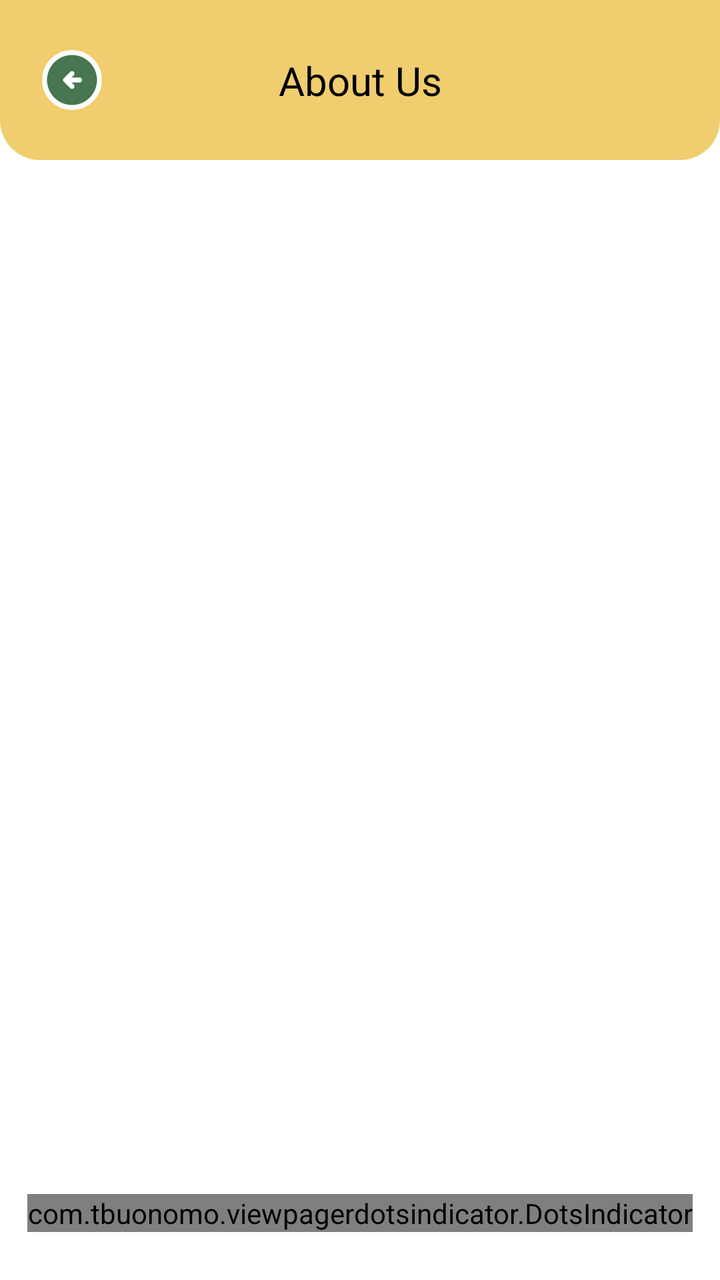
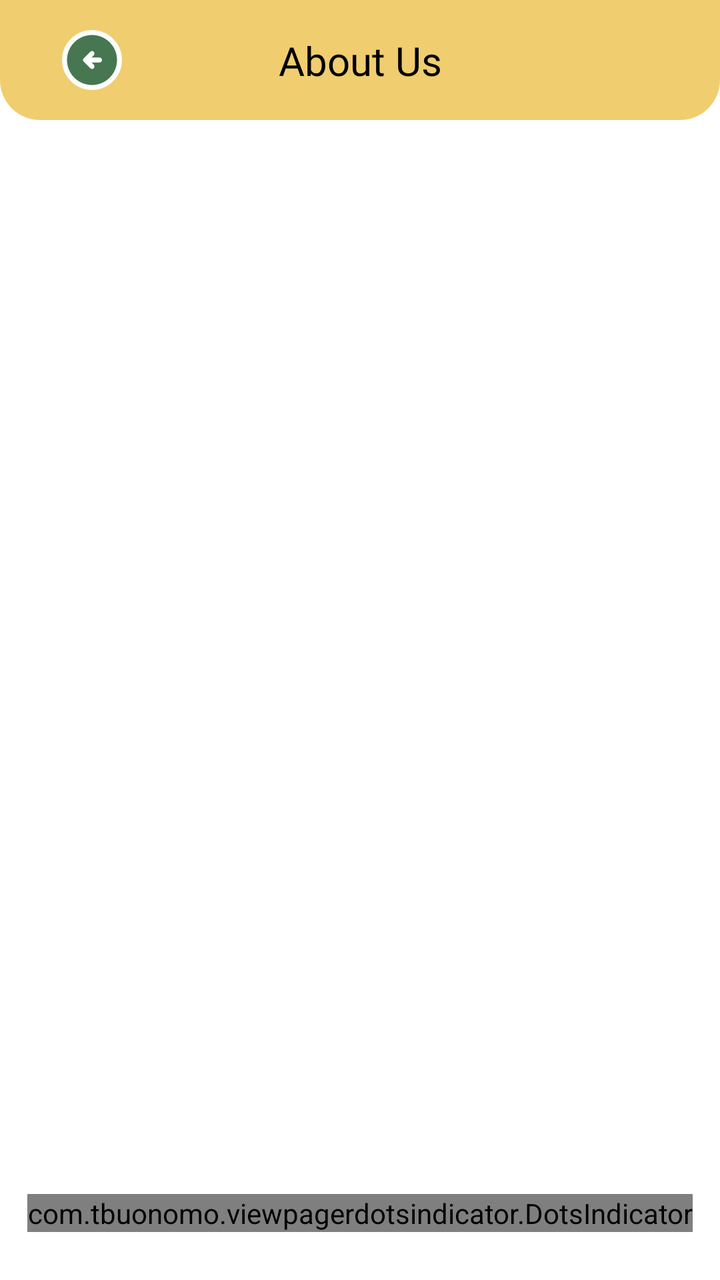

Screens rendered from an Android XML layout before and after an edit, with the pre-edit source and the edit as a unified diff.
<!-- AndroidManifest.xml: application theme Theme.SortItJSON -->
<!-- res/layout/fragment_about.xml -->
<?xml version="1.0" encoding="utf-8"?>
<androidx.constraintlayout.widget.ConstraintLayout xmlns:android="http://schemas.android.com/apk/res/android"
    xmlns:app="http://schemas.android.com/apk/res-auto"
    android:layout_width="match_parent"
    android:layout_height="match_parent"
    android:background="@android:color/white">

    
    <androidx.constraintlayout.widget.ConstraintLayout
        android:id="@+id/header"
        android:layout_width="match_parent"
        android:layout_height="80dp"
        android:background="@drawable/yellow_header_page"
        app:layout_constraintTop_toTopOf="parent">

        <ImageButton
            android:id="@+id/btnBack"
            android:layout_width="40dp"
            android:layout_height="40dp"
            android:layout_marginStart="16dp"
            android:background="@android:color/transparent"
            android:src="@drawable/button_green_backward"
            app:layout_constraintBottom_toBottomOf="parent"
            app:layout_constraintStart_toStartOf="parent"
            app:layout_constraintTop_toTopOf="parent" />

        <TextView
            android:layout_width="wrap_content"
            android:layout_height="wrap_content"
            android:fontFamily="@font/montserrat_bold"
            android:text="About Us"
            android:textColor="#000000"
            android:textSize="20sp"
            app:layout_constraintBottom_toBottomOf="parent"
            app:layout_constraintEnd_toEndOf="parent"
            app:layout_constraintStart_toStartOf="parent"
            app:layout_constraintTop_toTopOf="parent" />
    </androidx.constraintlayout.widget.ConstraintLayout>

    
    <androidx.viewpager2.widget.ViewPager2
        android:id="@+id/aboutViewPager"
        android:layout_width="match_parent"
        android:layout_height="0dp"
        app:layout_constraintBottom_toTopOf="@+id/dots_indicator"
        app:layout_constraintTop_toBottomOf="@id/header" />

    
    <com.tbuonomo.viewpagerdotsindicator.DotsIndicator
        android:id="@+id/dots_indicator"
        android:layout_width="wrap_content"
        android:layout_height="wrap_content"
        android:layout_marginBottom="24dp"
        app:dotsColor="#D9D9D9"
        app:dotsCornerRadius="8dp"
        app:dotsSize="10dp"
        app:dotsSpacing="4dp"
        app:dotsWidthFactor="2.5"
        app:layout_constraintBottom_toBottomOf="parent"
        app:layout_constraintEnd_toEndOf="parent"
        app:layout_constraintStart_toStartOf="parent"
        app:selectedDotColor="#467750" />

</androidx.constraintlayout.widget.ConstraintLayout>
<!-- resources referenced by this layout -->
<resources>
  <!-- drawable button_green_backward (drawable) -->
  <vector xmlns:android="http://schemas.android.com/apk/res/android"
      android:width="30dp"
      android:height="30dp"
      android:viewportWidth="24"
      android:viewportHeight="24">
    <path
        android:pathData="M24,12C24,18.627 18.627,24 12,24C5.373,24 0,18.627 0,12C0,5.373 5.373,0 12,0C18.627,0 24,5.373 24,12Z"
        android:fillColor="#ffffff"/>
    <path
        android:pathData="M11.8,13H15C15.283,13 15.521,12.904 15.712,12.712C15.904,12.521 16,12.283 16,12C16,11.717 15.904,11.479 15.712,11.288C15.521,11.096 15.283,11 15,11H11.8L12.7,10.1C12.883,9.917 12.975,9.683 12.975,9.4C12.975,9.117 12.883,8.883 12.7,8.7C12.517,8.517 12.283,8.425 12,8.425C11.717,8.425 11.483,8.517 11.3,8.7L8.7,11.3C8.5,11.5 8.4,11.733 8.4,12C8.4,12.267 8.5,12.5 8.7,12.7L11.3,15.3C11.483,15.483 11.717,15.575 12,15.575C12.283,15.575 12.517,15.483 12.7,15.3C12.883,15.117 12.975,14.883 12.975,14.6C12.975,14.317 12.883,14.083 12.7,13.9L11.8,13ZM12,22C10.617,22 9.317,21.737 8.1,21.212C6.883,20.688 5.825,19.975 4.925,19.075C4.025,18.175 3.313,17.117 2.787,15.9C2.263,14.683 2,13.383 2,12C2,10.617 2.263,9.317 2.787,8.1C3.313,6.883 4.025,5.825 4.925,4.925C5.825,4.025 6.883,3.313 8.1,2.787C9.317,2.263 10.617,2 12,2C13.383,2 14.683,2.263 15.9,2.787C17.117,3.313 18.175,4.025 19.075,4.925C19.975,5.825 20.688,6.883 21.212,8.1C21.737,9.317 22,10.617 22,12C22,13.383 21.737,14.683 21.212,15.9C20.688,17.117 19.975,18.175 19.075,19.075C18.175,19.975 17.117,20.688 15.9,21.212C14.683,21.737 13.383,22 12,22Z"
        android:fillColor="#467750"/>
  </vector>
  <!-- drawable yellow_header_page (drawable) -->
  <shape xmlns:android="http://schemas.android.com/apk/res/android">
      <solid android:color="#F0CD6E"/>
  
      <corners
          android:bottomLeftRadius="20dp"
          android:bottomRightRadius="20dp"/>
  </shape>
  <style name="Theme.SortItJSON" parent="Base.Theme.SortItJSON" />
  <style name="Base.Theme.SortItJSON" parent="Theme.Material3.DayNight.NoActionBar">
          
          <item name="colorPrimary">@color/darkgreen</item>
      </style>
  <color name="darkgreen">#467750</color>
</resources>

<!-- the commit's change to res/layout/fragment_about.xml (unified diff, before → after) -->
@@ -9,7 +9,9 @@
     <androidx.constraintlayout.widget.ConstraintLayout
         android:id="@+id/header"
         android:layout_width="match_parent"
-        android:layout_height="80dp"
+        android:layout_height="wrap_content"
+        android:padding="10dp"
+        android:minHeight="60dp"
         android:background="@drawable/yellow_header_page"
         app:layout_constraintTop_toTopOf="parent">
 
